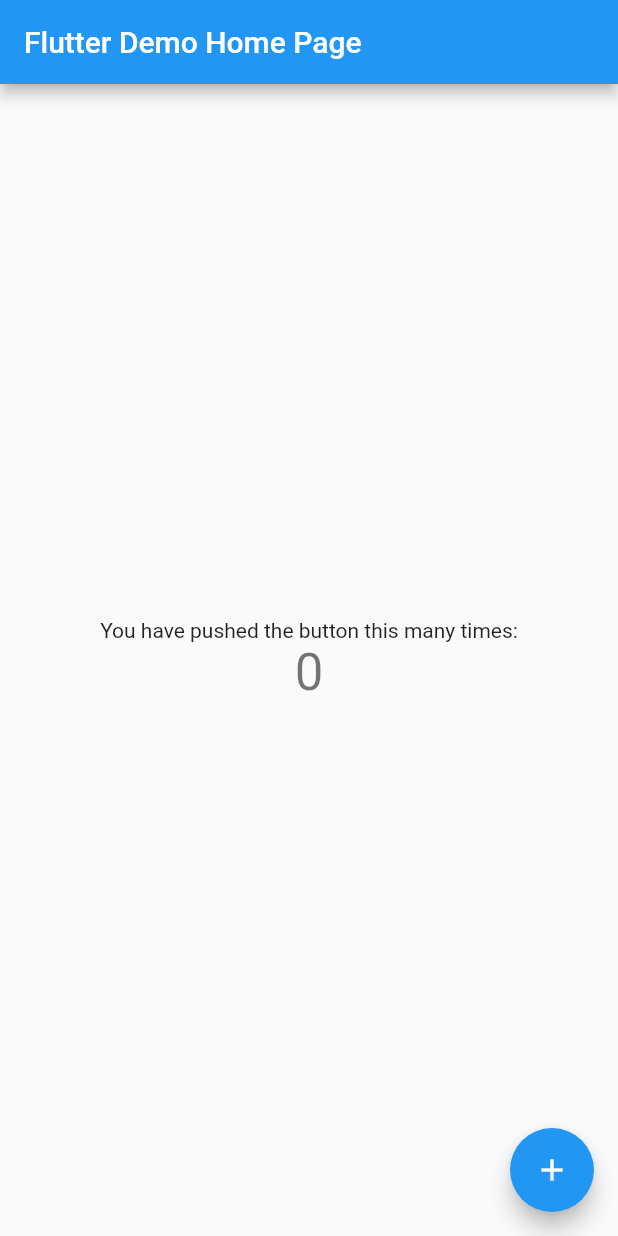
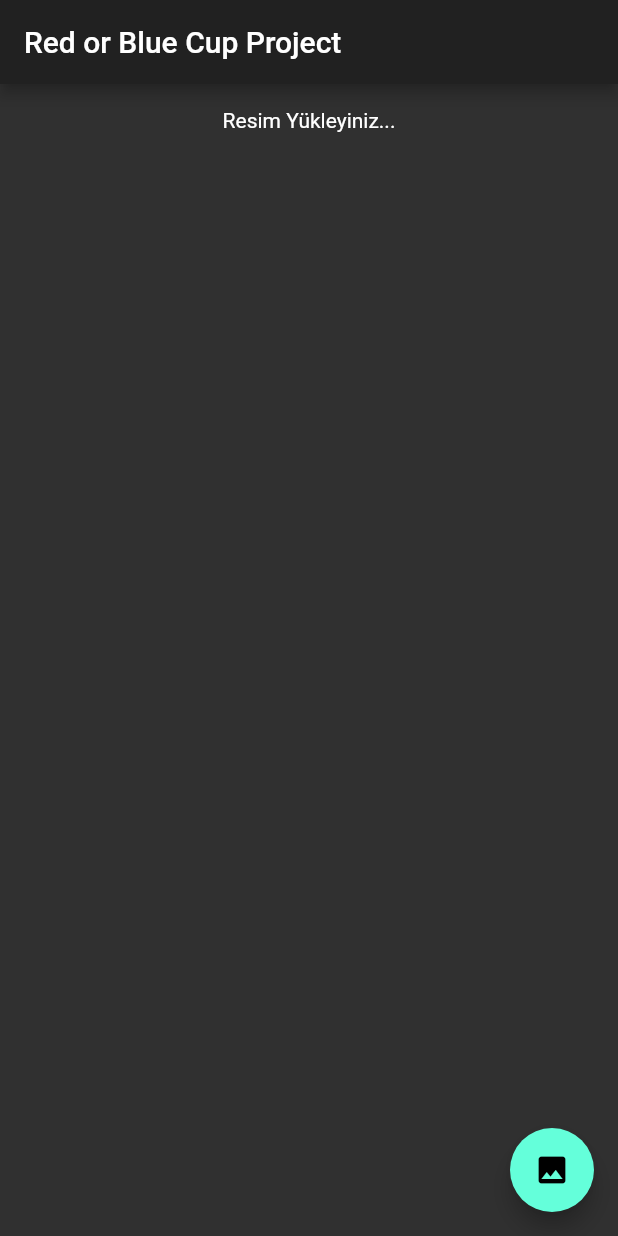
Before and after one commit to furkantoptass/RedorBlue, a Flutter app: the screen it shows after launch, on a phone screen of 412 x 824 dp. Run offline on Flutter 3.47's test engine with Material 2 defaults, Android fonts, the phone set to English and light mode, and no system bars; our stand-ins replace image_picker; missing offline and left inert: tflite.

Commit message:
Changed code
Changed code

```diff
--- a/lib/main.dart
+++ b/lib/main.dart
@@ -1,113 +1,110 @@
+import 'dart:io';
 import 'package:flutter/material.dart';
+import 'package:image_picker/image_picker.dart';
+import 'package:tflite/tflite.dart';
 
 void main() {
   runApp(MyApp());
 }
 
 class MyApp extends StatelessWidget {
-  // This widget is the root of your application.
   @override
   Widget build(BuildContext context) {
     return MaterialApp(
-      title: 'Flutter Demo',
-      theme: ThemeData(
-        // This is the theme of your application.
-        //
-        // Try running your application with "flutter run". You'll see the
-        // application has a blue toolbar. Then, without quitting the app, try
-        // changing the primarySwatch below to Colors.green and then invoke
-        // "hot reload" (press "r" in the console where you ran "flutter run",
-        // or simply save your changes to "hot reload" in a Flutter IDE).
-        // Notice that the counter didn't reset back to zero; the application
-        // is not restarted.
-        primarySwatch: Colors.blue,
-      ),
-      home: MyHomePage(title: 'Flutter Demo Home Page'),
+      debugShowCheckedModeBanner: false,
+      theme: ThemeData.dark(),
+      home: HomePage(),
     );
   }
 }
 
-class MyHomePage extends StatefulWidget {
-  MyHomePage({Key key, this.title}) : super(key: key);
+class HomePage extends StatefulWidget {
+  @override
+  _HomePageState createState() => _HomePageState();
+}
 
-  // This widget is the home page of your application. It is stateful, meaning
-  // that it has a State object (defined below) that contains fields that affect
-  // how it looks.
-
-  // This class is the configuration for the state. It holds the values (in this
-  // case the title) provided by the parent (in this case the App widget) and
-  // used by the build method of the State. Fields in a Widget subclass are
-  // always marked "final".
-
-  final String title;
+class _HomePageState extends State<HomePage> {
+  bool _isLoading;
+  File _image;
+  List _output;
+  var image;
 
   @override
-  _MyHomePageState createState() => _MyHomePageState();
-}
-
-class _MyHomePageState extends State<MyHomePage> {
-  int _counter = 0;
-
-  void _incrementCounter() {
-    setState(() {
-      // This call to setState tells the Flutter framework that something has
-      // changed in this State, which causes it to rerun the build method below
-      // so that the display can reflect the updated values. If we changed
-      // _counter without calling setState(), then the build method would not be
-      // called again, and so nothing would appear to happen.
-      _counter++;
+  void initState() {
+    // TODO: implement initState
+    super.initState();
+    _isLoading = true;
+    loadMOdel().then((value) {
+      setState(() {
+        _isLoading = false;
+      });
     });
   }
 
   @override
   Widget build(BuildContext context) {
-    // This method is rerun every time setState is called, for instance as done
-    // by the _incrementCounter method above.
-    //
-    // The Flutter framework has been optimized to make rerunning build methods
-    // fast, so that you can just rebuild anything that needs updating rather
-    // than having to individually change instances of widgets.
     return Scaffold(
       appBar: AppBar(
-        // Here we take the value from the MyHomePage object that was created by
-        // the App.build method, and use it to set our appbar title.
-        title: Text(widget.title),
+        title: Text("Red or Blue Cup Project"),
       ),
-      body: Center(
-        // Center is a layout widget. It takes a single child and positions it
-        // in the middle of the parent.
-        child: Column(
-          // Column is also a layout widget. It takes a list of children and
-          // arranges them vertically. By default, it sizes itself to fit its
-          // children horizontally, and tries to be as tall as its parent.
-          //
-          // Invoke "debug painting" (press "p" in the console, choose the
-          // "Toggle Debug Paint" action from the Flutter Inspector in Android
-          // Studio, or the "Toggle Debug Paint" command in Visual Studio Code)
-          // to see the wireframe for each widget.
-          //
-          // Column has various properties to control how it sizes itself and
-          // how it positions its children. Here we use mainAxisAlignment to
-          // center the children vertically; the main axis here is the vertical
-          // axis because Columns are vertical (the cross axis would be
-          // horizontal).
-          mainAxisAlignment: MainAxisAlignment.center,
-          children: <Widget>[
-            Text(
-              'You have pushed the button this many times:',
+      body: _isLoading
+          ? Container(
+              alignment: Alignment.center,
+              child: CircularProgressIndicator(),
+            )
+          : Container(
+              alignment: Alignment.center,
+              child: Column(
+                children: [
+                  _image == null ? Container() : Image.file(_image),
+                  SizedBox(height: 16.0),
+                  _output == null
+                      ? Text("Resim Yükleyiniz...")
+                      : Text("Sonuç: " + "${_output[0]["label"]}")
+                ],
+              ),
             ),
-            Text(
-              '$_counter',
-              style: Theme.of(context).textTheme.headline4,
-            ),
-          ],
+      floatingActionButton: FloatingActionButton(
+        onPressed: () {
+          chooseImage();
+        },
+        child: Icon(
+          Icons.image,
         ),
       ),
-      floatingActionButton: FloatingActionButton(
-        onPressed: _incrementCounter,
-        tooltip: 'Increment',
-        child: Icon(Icons.add),
-      ), // This trailing comma makes auto-formatting nicer for build methods.
     );
   }
+
+  chooseImage() async {
+    image = await ImagePicker().getImage(
+        source: ImageSource.gallery,
+        maxWidth: 800.0,
+        maxHeight: 600.0,
+        imageQuality: 80);
+
+    if (image == null) return null;
+    setState(() {
+      _isLoading = true;
+      _image = File(image.path);
+    });
+    runOnModel(_image);
+  }
+
+  runOnModel(File image) async {
+    var output = await Tflite.runModelOnImage(
+        path: image.path,
+        numResults: 2,
+        threshold: 0.5,
+        imageMean: 127.5,
+        imageStd: 127.5);
+    setState(() {
+      _isLoading = false;
+      _output = output;
+    });
+  }
+
+  loadMOdel() async {
+    await Tflite.loadModel(
+        model: "assets/model_unquant.tflite", labels: "assets/labels.txt");
+  }
 }
```
